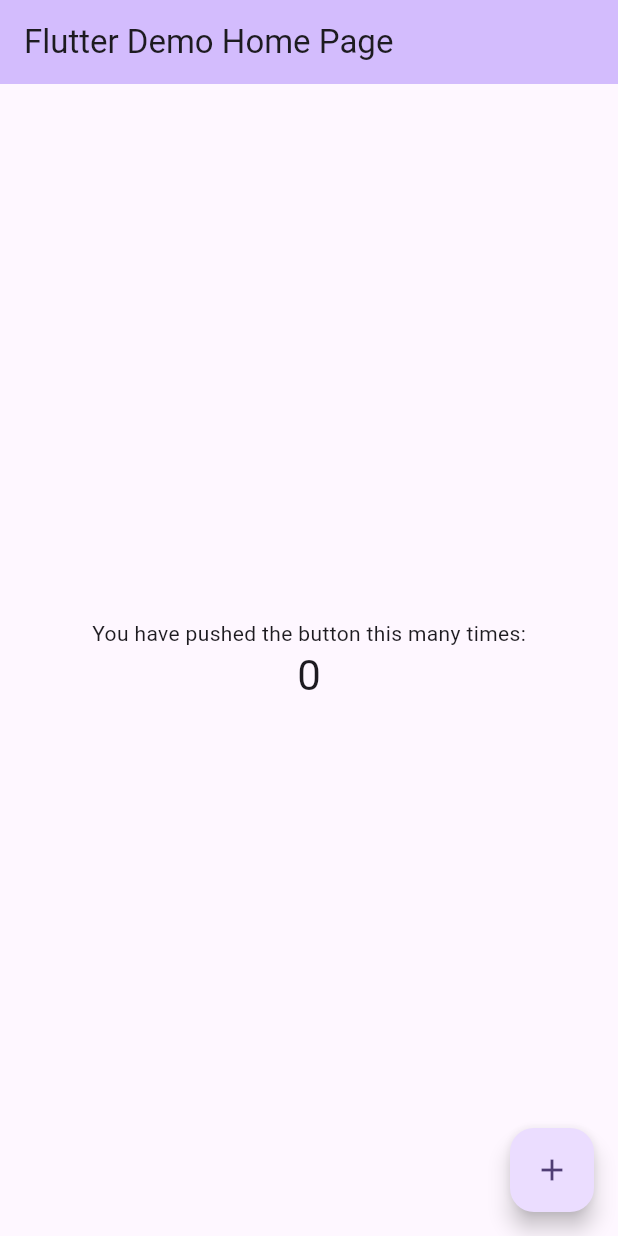
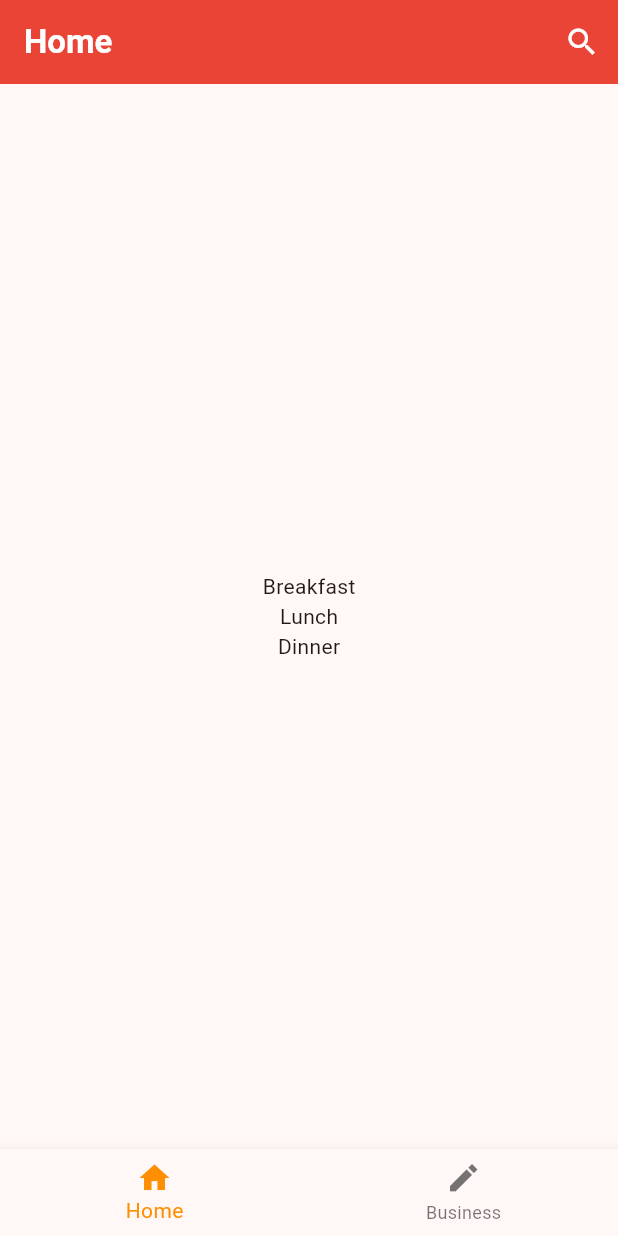
Before and after one commit to BrandonTDiep/mama-recipe, a Flutter app: the screen it shows after launch, on a phone screen of 412 x 824 dp. Run offline on Flutter 3.47's test engine with Material 2 defaults, Android fonts, the phone set to English and light mode, and no system bars; drawn by our look-alikes of easy_search_bar.

```diff
--- a/lib/main.dart
+++ b/lib/main.dart
@@ -1,5 +1,6 @@
+import 'package:easy_search_bar/easy_search_bar.dart';
 import 'package:flutter/material.dart';
-import 'package:flutter_native_splash/flutter_native_splash.dart';
+import 'package:mama_recipe_app/shopping_list.dart';
 
 void main() {
   runApp(const MyApp());
@@ -15,41 +16,19 @@ class MyApp extends StatelessWidget {
     return MaterialApp(
       title: 'Flutter Demo',
       theme: ThemeData(
-        // This is the theme of your application.
-        //
-        // TRY THIS: Try running your application with "flutter run". You'll see
-        // the application has a blue toolbar. Then, without quitting the app,
-        // try changing the seedColor in the colorScheme below to Colors.green
-        // and then invoke "hot reload" (save your changes or press the "hot
-        // reload" button in a Flutter-supported IDE, or press "r" if you used
-        // the command line to start the app).
-        //
-        // Notice that the counter didn't reset back to zero; the application
-        // state is not lost during the reload. To reset the state, use hot
-        // restart instead.
-        //
-        // This works for code too, not just values: Most code changes can be
-        // tested with just a hot reload.
-        colorScheme: ColorScheme.fromSeed(seedColor: Colors.deepPurple),
+        colorScheme: ColorScheme.fromSeed(seedColor: Colors.red),
         useMaterial3: true,
+        iconTheme: const IconThemeData(
+          color: Colors.white
+        )
       ),
-      home: const MyHomePage(title: 'Flutter Demo Home Page'),
+      home: const MyHomePage(title: 'Home'),
     );
   }
 }
 
 class MyHomePage extends StatefulWidget {
   const MyHomePage({super.key, required this.title});
-
-  // This widget is the home page of your application. It is stateful, meaning
-  // that it has a State object (defined below) that contains fields that affect
-  // how it looks.
-
-  // This class is the configuration for the state. It holds the values (in this
-  // case the title) provided by the parent (in this case the App widget) and
-  // used by the build method of the State. Fields in a Widget subclass are
-  // always marked "final".
-
   final String title;
 
   @override
@@ -57,71 +36,87 @@ class MyHomePage extends StatefulWidget {
 }
 
 class _MyHomePageState extends State<MyHomePage> {
-  int _counter = 0;
+  String searchValue = '';
+  final List<String> _suggestions = ['Apple', 'Pear','Grape'];
 
-  void _incrementCounter() {
+  Future<List<String>> _fetchSuggestions(String searchValue) async {
+    return _suggestions.where ((element){
+      return element.toLowerCase().contains(searchValue.toLowerCase());
+    }).toList();
+  }
+
+  int _selectedIndex = 0;
+  static const TextStyle optionStyle =
+  TextStyle(fontSize: 30, fontWeight: FontWeight.bold);
+  static const List<Widget> _widgetOptions = <Widget>[
+    Text(
+      'Index 0: Home',
+      style: optionStyle,
+    ),
+    Text(
+      'Index 1: Business',
+      style: optionStyle,
+    ),
+  ];
+
+  void _onItemTapped(int index) {
     setState(() {
-      // This call to setState tells the Flutter framework that something has
-      // changed in this State, which causes it to rerun the build method below
-      // so that the display can reflect the updated values. If we changed
-      // _counter without calling setState(), then the build method would not be
-      // called again, and so nothing would appear to happen.
-      _counter++;
+      _selectedIndex = index;
+      if(_selectedIndex == 1){
+        Navigator.push(
+          context,
+          MaterialPageRoute(builder: (context) => const ShoppingListPage(title: "My Page No. 3")),
+        );
+      }
     });
   }
 
   @override
   Widget build(BuildContext context) {
-    // This method is rerun every time setState is called, for instance as done
-    // by the _incrementCounter method above.
-    //
-    // The Flutter framework has been optimized to make rerunning build methods
-    // fast, so that you can just rebuild anything that needs updating rather
-    // than having to individually change instances of widgets.
     return Scaffold(
-      appBar: AppBar(
-        // TRY THIS: Try changing the color here to a specific color (to
-        // Colors.amber, perhaps?) and trigger a hot reload to see the AppBar
-        // change color while the other colors stay the same.
-        backgroundColor: Theme.of(context).colorScheme.inversePrimary,
-        // Here we take the value from the MyHomePage object that was created by
-        // the App.build method, and use it to set our appbar title.
-        title: Text(widget.title),
-      ),
-      body: Center(
-        // Center is a layout widget. It takes a single child and positions it
-        // in the middle of the parent.
+      appBar: EasySearchBar(
+          backgroundColor: Colors.red,
+          title: Text(widget.title, style: const TextStyle(
+              color: Colors.white,
+              fontWeight: FontWeight.bold
+          ),),
+          onSearch: (value) => setState(() => searchValue = value),
+          asyncSuggestions: (value) async =>
+              await _fetchSuggestions(searchValue)
+        ),
+      body: const Center(
         child: Column(
-          // Column is also a layout widget. It takes a list of children and
-          // arranges them vertically. By default, it sizes itself to fit its
-          // children horizontally, and tries to be as tall as its parent.
-          //
-          // Column has various properties to control how it sizes itself and
-          // how it positions its children. Here we use mainAxisAlignment to
-          // center the children vertically; the main axis here is the vertical
-          // axis because Columns are vertical (the cross axis would be
-          // horizontal).
-          //
-          // TRY THIS: Invoke "debug painting" (choose the "Toggle Debug Paint"
-          // action in the IDE, or press "p" in the console), to see the
-          // wireframe for each widget.
           mainAxisAlignment: MainAxisAlignment.center,
           children: <Widget>[
-            const Text(
-              'You have pushed the button this many times:',
+            Text(
+              'Breakfast',
             ),
             Text(
-              '$_counter',
-              style: Theme.of(context).textTheme.headlineMedium,
+              'Lunch',
+            ),
+            Text(
+              'Dinner',
             ),
           ],
         ),
       ),
-      floatingActionButton: FloatingActionButton(
-        onPressed: _incrementCounter,
-        tooltip: 'Increment',
-        child: const Icon(Icons.add),
-      ), // This trailing comma makes auto-formatting nicer for build methods.
+      bottomNavigationBar: BottomNavigationBar(
+        items: const <BottomNavigationBarItem>[
+          BottomNavigationBarItem(
+            icon: Icon(Icons.home),
+            label: 'Home',
+            backgroundColor: Colors.red
+          ),
+          BottomNavigationBarItem(
+            icon: Icon(Icons.create_sharp),
+            label: 'Business',
+            backgroundColor: Colors.red
+          ),
+        ],
+        currentIndex: _selectedIndex,
+        selectedItemColor: Colors.amber[800],
+        onTap: _onItemTapped,
+      ),
     );
   }
 }
--- a/pubspec.yaml
+++ b/pubspec.yaml
@@ -36,6 +36,8 @@ dependencies:
   # Use with the CupertinoIcons class for iOS style icons.
   cupertino_icons: ^1.0.2
   flutter_native_splash: ^2.3.0
+  easy_search_bar: ^2.5.0
+
 
 
 
```
Also changed, not shown: lib/shopping_list.dart (added, +65 -0 lines), pubspec.lock.
